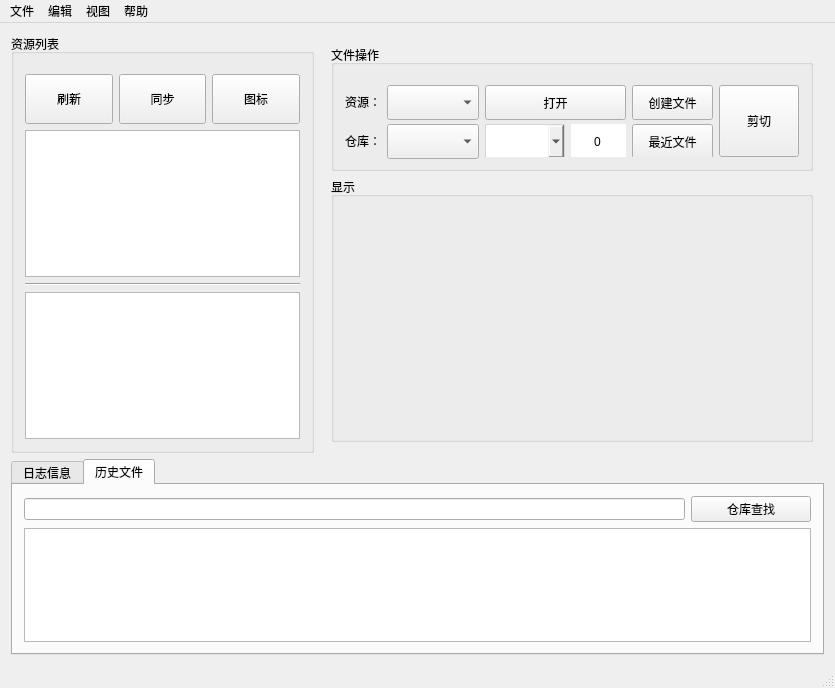
Old version of the form mainwindow.ui in the repository WeiMuYang/markdown-assistant.
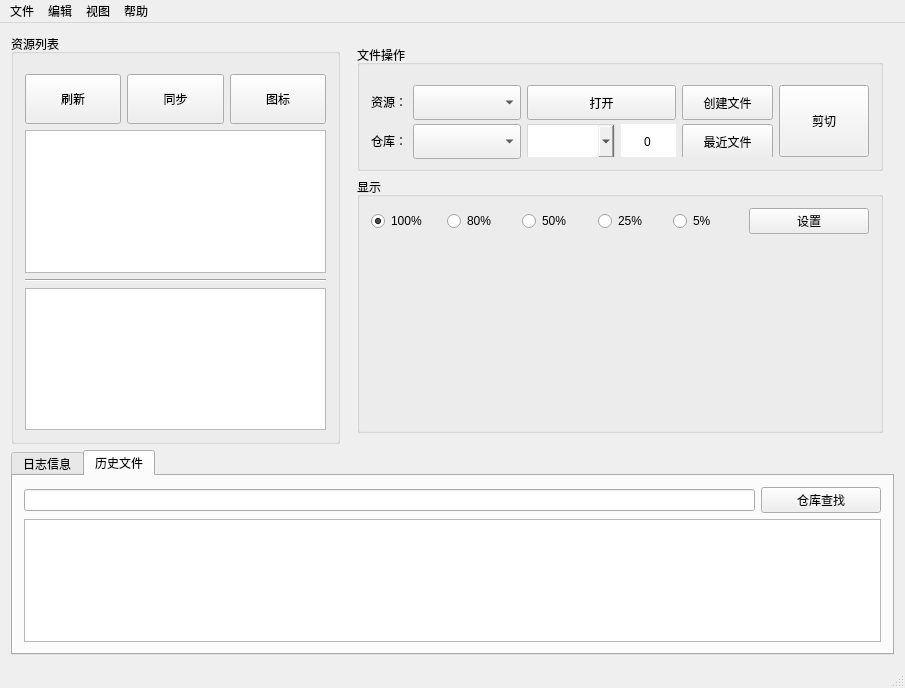
New version of the form.

```diff
--- a/mainwindow.ui
+++ b/mainwindow.ui
@@ -6,7 +6,7 @@
    <rect>
     <x>0</x>
     <y>0</y>
-    <width>835</width>
+    <width>905</width>
     <height>688</height>
    </rect>
   </property>
@@ -26,7 +26,7 @@
    <string>Markdown Assistant</string>
   </property>
   <widget class="QWidget" name="centralWidget">
-   <layout class="QVBoxLayout" name="verticalLayout_8">
+   <layout class="QVBoxLayout" name="verticalLayout_8" stretch="2,1">
     <item>
      <layout class="QHBoxLayout" name="horizontalLayout" stretch="3,5">
       <item>
@@ -522,6 +522,112 @@
             <string>显示</string>
            </property>
            <layout class="QVBoxLayout" name="verticalLayout_5">
+            <item>
+             <layout class="QHBoxLayout" name="horizontalLayout_10">
+              <item>
+               <widget class="QRadioButton" name="RadioBtn100">
+                <property name="sizePolicy">
+                 <sizepolicy hsizetype="Minimum" vsizetype="Preferred">
+                  <horstretch>0</horstretch>
+                  <verstretch>0</verstretch>
+                 </sizepolicy>
+                </property>
+                <property name="tabletTracking">
+                 <bool>false</bool>
+                </property>
+                <property name="toolTip">
+                 <string>页面横向占比100%</string>
+                </property>
+                <property name="text">
+                 <string>100%</string>
+                </property>
+                <property name="checked">
+                 <bool>true</bool>
+                </property>
+               </widget>
+              </item>
+              <item>
+               <widget class="QRadioButton" name="RadioBtn80">
+                <property name="sizePolicy">
+                 <sizepolicy hsizetype="Minimum" vsizetype="Preferred">
+                  <horstretch>0</horstretch>
+                  <verstretch>0</verstretch>
+                 </sizepolicy>
+                </property>
+                <property name="toolTip">
+                 <string>页面横向占比80%</string>
+                </property>
+                <property name="text">
+                 <string>80%</string>
+                </property>
+                <property name="checked">
+                 <bool>false</bool>
+                </property>
+               </widget>
+              </item>
+              <item>
+               <widget class="QRadioButton" name="RadioBtn50">
+                <property name="sizePolicy">
+                 <sizepolicy hsizetype="Minimum" vsizetype="Preferred">
+                  <horstretch>0</horstretch>
+                  <verstretch>0</verstretch>
+                 </sizepolicy>
+                </property>
+                <property name="toolTip">
+                 <string>页面横向占比50%</string>
+                </property>
+                <property name="text">
+                 <string>50%</string>
+                </property>
+               </widget>
+              </item>
+              <item>
+               <widget class="QRadioButton" name="RadioBtn25">
+                <property name="sizePolicy">
+                 <sizepolicy hsizetype="Minimum" vsizetype="Preferred">
+                  <horstretch>0</horstretch>
+                  <verstretch>0</verstretch>
+                 </sizepolicy>
+                </property>
+                <property name="toolTip">
+                 <string>页面横向占比25%</string>
+                </property>
+                <property name="text">
+                 <string>25%</string>
+                </property>
+               </widget>
+              </item>
+              <item>
+               <widget class="QRadioButton" name="RadioBtn5">
+                <property name="sizePolicy">
+                 <sizepolicy hsizetype="Minimum" vsizetype="Preferred">
+                  <horstretch>0</horstretch>
+                  <verstretch>0</verstretch>
+                 </sizepolicy>
+                </property>
+                <property name="toolTip">
+                 <string>行内icon</string>
+                </property>
+                <property name="text">
+                 <string>5%</string>
+                </property>
+               </widget>
+              </item>
+              <item>
+               <widget class="QPushButton" name="zoomPercentPtn">
+                <property name="minimumSize">
+                 <size>
+                  <width>120</width>
+                  <height>0</height>
+                 </size>
+                </property>
+                <property name="text">
+                 <string>设置</string>
+                </property>
+               </widget>
+              </item>
+             </layout>
+            </item>
             <item>
              <widget class="QLabel" name="imgLabel">
               <property name="sizePolicy">
@@ -610,8 +716,8 @@
     <rect>
      <x>0</x>
      <y>0</y>
-     <width>835</width>
-     <height>21</height>
+     <width>905</width>
+     <height>17</height>
     </rect>
    </property>
    <widget class="QMenu" name="menuFile">
```
